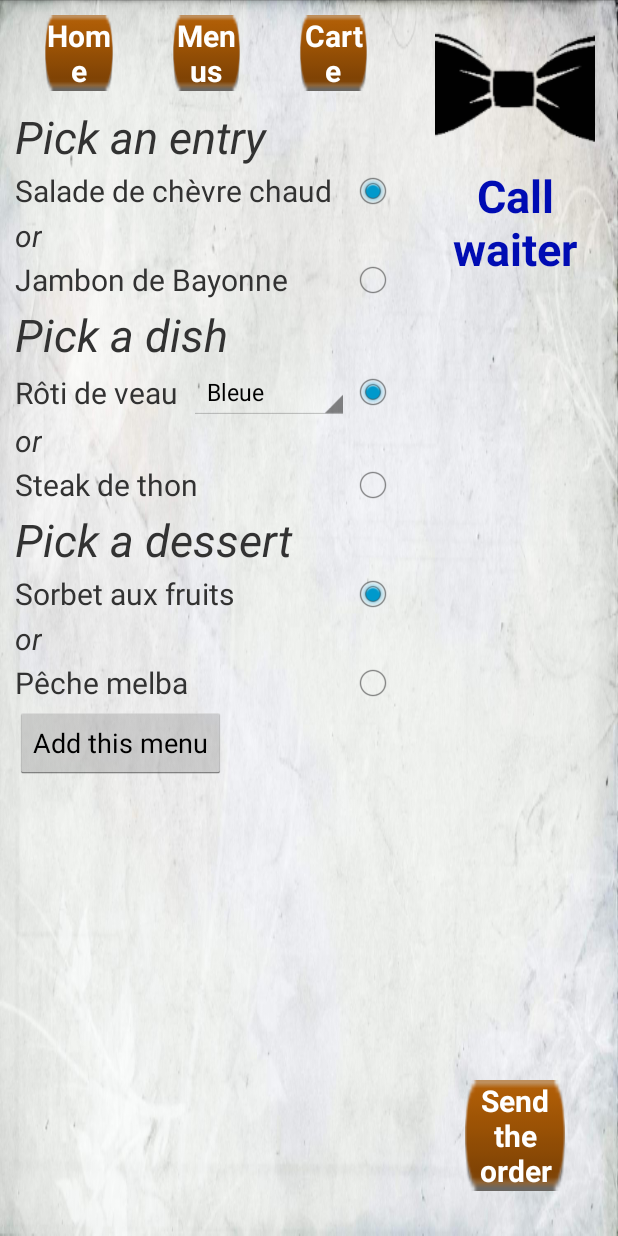
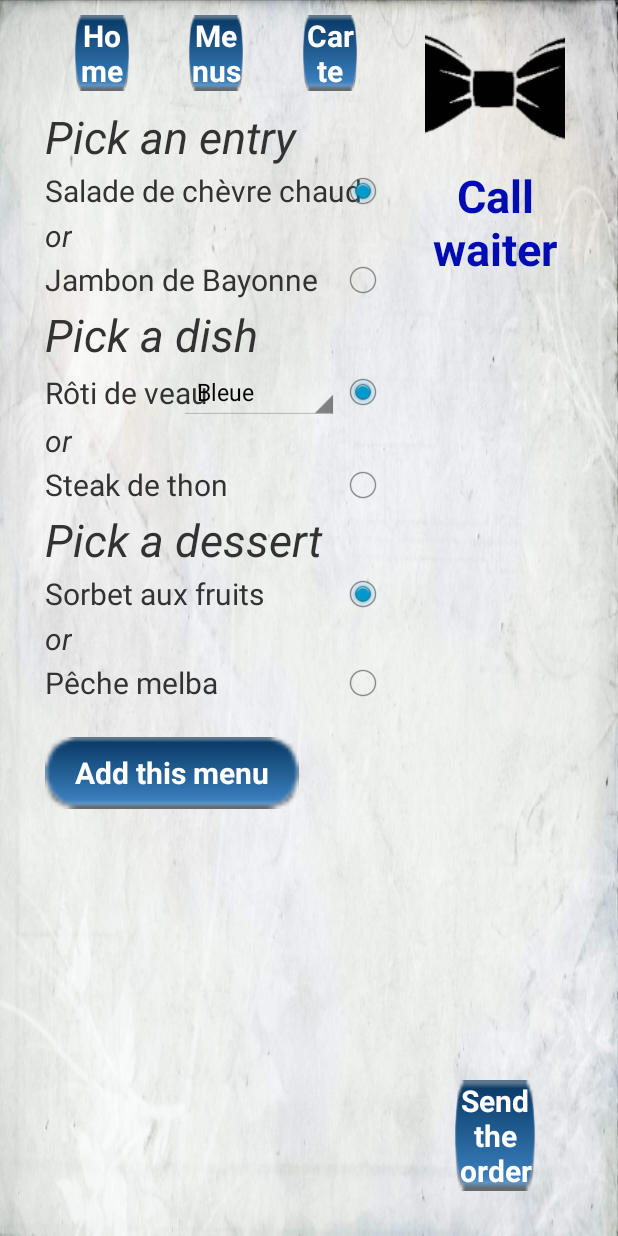
Before and after one commit to ThibaultGigant/ProjetIHM, an Android app: the MenuAActivity screen opened directly, with no data from a screen before it, on a phone screen of 412 x 824 dp. Run offline under Robolectric (Android 15) with nearby library versions, the phone set to English and light mode, and no system bars; 5 statements that could not run were skipped.

Commit message:
Changement couleur boutons et margins

```diff
--- a/Client/app/src/main/res/layout/activity_menu_a.xml
+++ b/Client/app/src/main/res/layout/activity_menu_a.xml
@@ -8,6 +8,8 @@
         android:layout_height="match_parent"
         android:orientation="horizontal"
         android:baselineAligned="false"
+        android:layout_marginLeft="20dp"
+        android:layout_marginRight="20dp"
         tools:context=".MenuAActivity" >
 
         <LinearLayout
@@ -230,13 +232,22 @@
                     <LinearLayout
                         android:orientation="horizontal"
                         android:layout_width="match_parent"
-                        android:layout_height="match_parent">
+                        android:layout_height="match_parent"
+                        android:layout_marginTop="20dp">
                         <Button
                             android:layout_width="wrap_content"
                             android:layout_height="wrap_content"
                             android:id="@+id/button_validation_menu"
                             android:layout_centerVertical="true"
+                            android:background="@drawable/button"
+                            android:textSize="20sp"
+                            android:textColor="#FFF"
+                            android:textStyle="bold"
                             android:onClick="validationMenu"
+                            android:paddingTop="10dp"
+                            android:paddingBottom="10dp"
+                            android:paddingLeft="20dp"
+                            android:paddingRight="20dp"
                             android:text="@string/addMenu" />
                     </LinearLayout>
                 </LinearLayout>
```
Also changed, not shown: Client/app/src/main/res/layout/activity_menu_b.xml (+12 -1 lines), Client/app/src/main/res/layout/activity_menu_c.xml (+12 -1 lines), Client/app/src/main/res/layout/activity_menu_d.xml (+12 -1 lines), Client/app/src/main/res/drawable-hdpi/button.png, Client/app/src/main/res/drawable-ldpi/button.png, Client/app/src/main/res/drawable-mdpi/button.png, Client/app/src/main/res/drawable-tvdpi/button.png, Client/app/src/main/res/drawable-xhdpi/button.png, Client/app/src/main/res/drawable-xxhdpi/button.png, Client/app/src/main/res/drawable-xxxhdpi/button.png.
